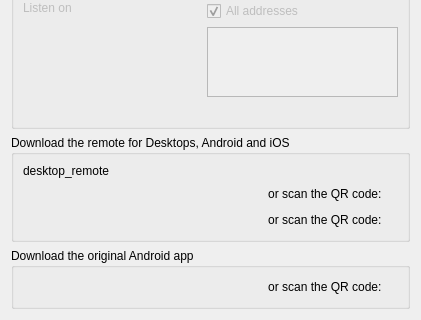
First picture: the form in src/ui/networkremotesettingspage.ui, repository clementine-player/Clementine, before the edit; both pictures show x 0 to 421 and y 385 to 705 of the 421 by 705 pixel window.
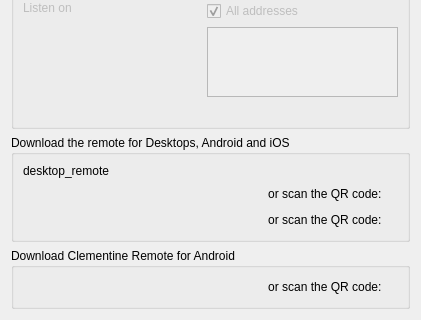
Second picture: the form after the edit. Icons and pictures are not drawn. Custom widgets are drawn as their Qt base class.

Commit message:
Point the remote settings at the new Clementine Remote for Android
The Android remote is now released on Google Play as
org.clementine_player.remote, replacing the original de.qspool app. Link
to it, regenerate the QR code for its listing, and call the section by
the app's name.

Release-note: The remote control settings link to the new Clementine Remote for Android on Google Play.
Claude-Session: https://claude.ai/code/session_019YxYNRyFX8NX56p3GfHS8u

Patch:
```diff
--- a/src/ui/networkremotesettingspage.ui
+++ b/src/ui/networkremotesettingspage.ui
@@ -420,7 +420,7 @@
    <item>
     <widget class="QGroupBox" name="groupBox">
      <property name="title">
-      <string>Download the original Android app</string>
+      <string>Download Clementine Remote for Android</string>
      </property>
      <layout class="QHBoxLayout" name="horizontalLayout">
       <item>
```
The commit also changes 2 other files.
